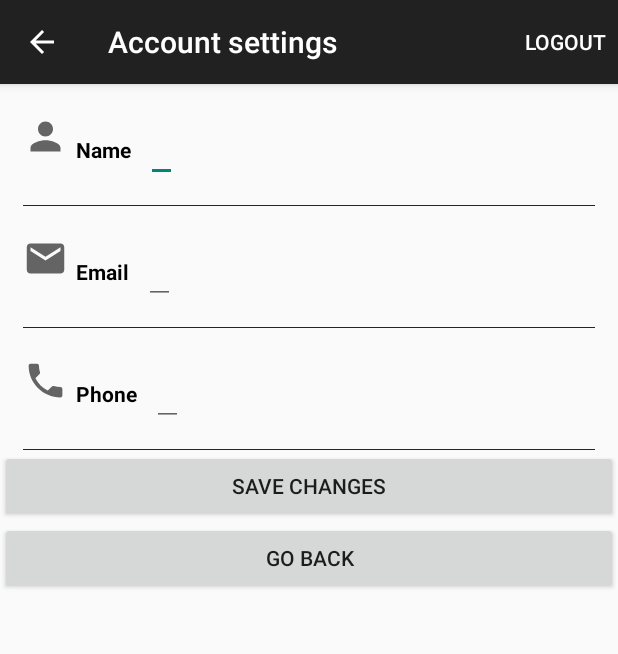
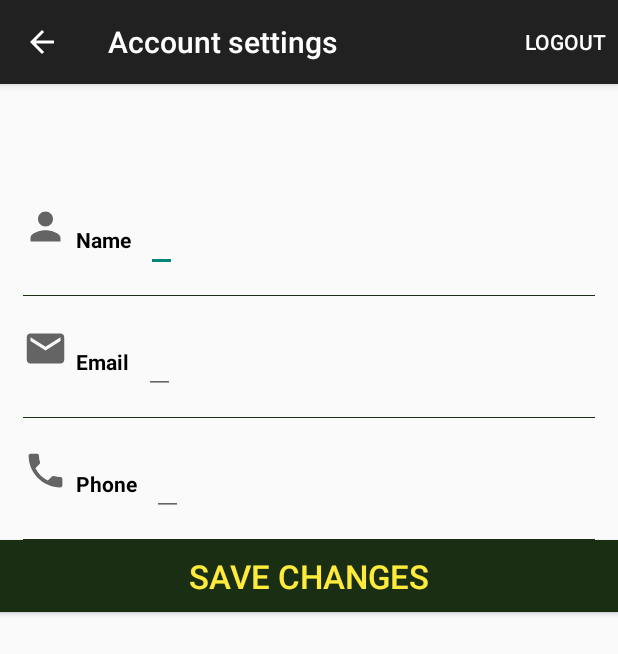
Before and after one commit to mgilsenan/transit_pay, an Android app: the ProfileActivity screen opened directly, with no data from a screen before it, on a phone screen of 412 x 824 dp. Shown: the top 654 px of the screen. Run offline under Robolectric (Android 15) with nearby library versions, the phone set to English and light mode, and no system bars; our stand-ins replace Firebase (no records; nobody signed in at launch, a user with empty details on screens opened directly); 3 statements that could not run were skipped.

Commit message:
Improved UI

```diff
--- a/app/src/main/java/com/example/transitpay/ProfileActivity.java
+++ b/app/src/main/java/com/example/transitpay/ProfileActivity.java
@@ -36,7 +36,7 @@ public class ProfileActivity extends AppCompatActivity {
 
     TextView profile;
     Button saveButton;
-    Button goBackButton;
+//    Button goBackButton;
     EditText name;
     EditText phone;
     EditText email;
@@ -51,7 +51,7 @@ public class ProfileActivity extends AppCompatActivity {
         // hook
         profile = findViewById(R.id.userProfileTxt);
         saveButton = findViewById(R.id.saveBn);
-        goBackButton = findViewById(R.id.goBackBn);
+//        goBackButton = findViewById(R.id.goBackBn);
         name = findViewById(R.id.nameTxt);
         phone = findViewById(R.id.phoneTxt);
         email = findViewById(R.id.emailTxt);
--- a/app/src/main/res/layout/activity_profile.xml
+++ b/app/src/main/res/layout/activity_profile.xml
@@ -14,7 +14,7 @@
         android:orientation="horizontal"
         android:paddingLeft="15dp"
         android:paddingRight="15dp"
-        android:layout_marginTop="20dp">
+        android:layout_marginTop="80dp">
         <ImageView
             android:layout_width="30dp"
             android:layout_height="30dp"
@@ -129,22 +129,15 @@
         android:layout_width="match_parent"
         android:layout_height="wrap_content"
         android:text="SAVE CHANGES"
+        android:textColor="#FFEB3B"
+        android:textSize="22sp"
+        android:background="@color/jungleGreen"
         app:layout_constraintBottom_toBottomOf="parent"
         app:layout_constraintEnd_toEndOf="parent"
         app:layout_constraintStart_toStartOf="parent"
         app:layout_constraintTop_toBottomOf="@+id/goBackBn"
         app:layout_constraintVertical_bias="0.868" />
 
-    <Button
-        android:textAlignment="center"
-        android:id="@+id/goBackBn"
-        android:layout_width="match_parent"
-        android:layout_height="wrap_content"
-        android:text="GO BACK"
-        app:layout_constraintBottom_toBottomOf="parent"
-        app:layout_constraintEnd_toEndOf="parent"
-        app:layout_constraintStart_toStartOf="parent"
-        app:layout_constraintTop_toBottomOf="@+id/userProfileTxt"
-        app:layout_constraintVertical_bias="0.868" />
+
 
 </LinearLayout>
```
Also changed, not shown: app/src/main/java/com/example/transitpay/LoginActivity.java (+3 -4 lines), app/src/main/java/com/example/transitpay/SignUpActivity.java (+3 -5 lines), app/src/main/res/layout/activity_login.xml (+8 -1 lines), app/src/main/res/layout/activity_sign_up.xml (+4 -3 lines).
